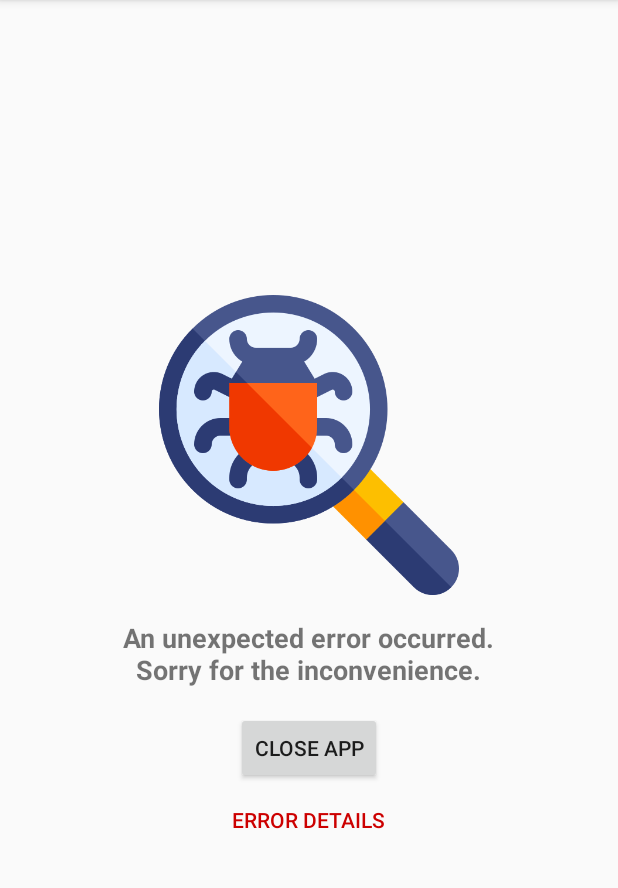
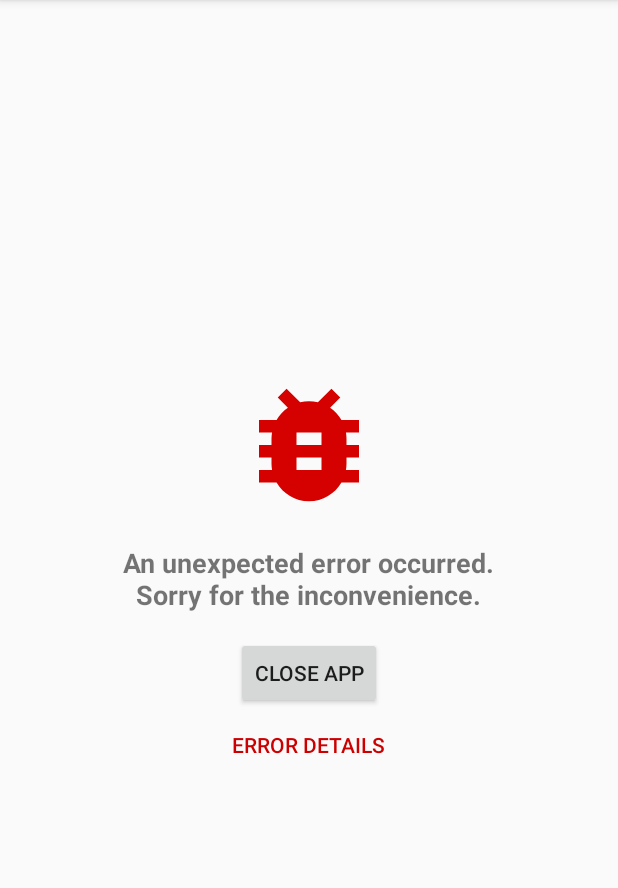
Before and after one commit to TutorialsAndroid/crashx, an Android app: the DefaultErrorActivity screen opened directly, with no data from a screen before it, on a phone screen of 412 x 824 dp, the part 84-972 px from its top. Run offline under Robolectric (Android 15) with nearby library versions, the phone set to English and light mode, and no system bars; 2 statements that could not run were skipped.

Commit message:
Initial Commit

```diff
--- a/library/build.gradle
+++ b/library/build.gradle
@@ -10,8 +10,8 @@ android {
     defaultConfig {
         minSdkVersion 15
         targetSdkVersion 28
-        versionCode 1
-        versionName "1.0-SNAPSHOT"
+        versionCode 2
+        versionName "15.4.19"
     }
 	buildTypes {
         release {
--- a/library/src/main/java/com/kinda/crash/CrashActivity.java
+++ b/library/src/main/java/com/kinda/crash/CrashActivity.java
@@ -55,7 +55,6 @@ public final class CrashActivity {
     private static final String SHARED_PREFERENCES_FIELD_TIMESTAMP = "last_crash_timestamp";
 
     //Internal variables
-    @SuppressLint("StaticFieldLeak") //This is an application-wide component
     private static Application application;
     private static CrashConfig config = new CrashConfig();
     private static final Deque<String> activityLog = new ArrayDeque<>(MAX_ACTIVITIES_IN_LOG);
--- /dev/null
+++ b/library/src/main/res/drawable/crash_ic_bug_report.xml
@@ -0,0 +1,5 @@
+<vector android:height="24dp" android:tint="#D50000"
+    android:viewportHeight="24.0" android:viewportWidth="24.0"
+    android:width="24dp" xmlns:android="http://schemas.android.com/apk/res/android">
+    <path android:fillColor="#D50000" android:pathData="M20,8h-2.81c-0.45,-0.78 -1.07,-1.45 -1.82,-1.96L17,4.41 15.59,3l-2.17,2.17C12.96,5.06 12.49,5 12,5c-0.49,0 -0.96,0.06 -1.41,0.17L8.41,3 7,4.41l1.62,1.63C7.88,6.55 7.26,7.22 6.81,8L4,8v2h2.09c-0.05,0.33 -0.09,0.66 -0.09,1v1L4,12v2h2v1c0,0.34 0.04,0.67 0.09,1L4,16v2h2.81c1.04,1.79 2.97,3 5.19,3s4.15,-1.21 5.19,-3L20,18v-2h-2.09c0.05,-0.33 0.09,-0.66 0.09,-1v-1h2v-2h-2v-1c0,-0.34 -0.04,-0.67 -0.09,-1L20,10L20,8zM14,16h-4v-2h4v2zM14,12h-4v-2h4v2z"/>
+</vector>
--- a/library/src/main/res/layout/crash_default_error_activity.xml
+++ b/library/src/main/res/layout/crash_default_error_activity.xml
@@ -1,31 +1,30 @@
 <?xml version="1.0" encoding="utf-8"?>
 <RelativeLayout xmlns:android="http://schemas.android.com/apk/res/android"
-    xmlns:tools="http://schemas.android.com/tools"
     android:layout_width="match_parent"
     android:layout_height="match_parent"
     android:gravity="center">
 
     <ScrollView
         android:layout_width="match_parent"
-        android:layout_height="wrap_content"
-        tools:ignore="UselessParent">
+        android:layout_height="wrap_content">
 
         <LinearLayout
             android:layout_width="match_parent"
             android:layout_height="wrap_content"
             android:gravity="center"
             android:orientation="vertical"
-            android:paddingBottom="@dimen/customactivityoncrash_activity_vertical_margin"
             android:paddingLeft="@dimen/customactivityoncrash_activity_horizontal_margin"
+            android:paddingTop="@dimen/customactivityoncrash_activity_vertical_margin"
             android:paddingRight="@dimen/customactivityoncrash_activity_horizontal_margin"
-            android:paddingTop="@dimen/customactivityoncrash_activity_vertical_margin">
+            android:paddingBottom="@dimen/customactivityoncrash_activity_vertical_margin">
 
             <ImageView
                 android:id="@+id/crash_error_activity_image"
-                android:layout_width="200dp"
-                android:layout_height="200dp"
+                android:layout_width="100dp"
+                android:layout_height="100dp"
                 android:contentDescription="@null"
-                android:src="@drawable/buggy" />
+                android:scaleType="fitXY"
+                android:src="@drawable/crash_ic_bug_report" />
 
             <TextView
                 android:layout_width="wrap_content"
--- a/sample/build.gradle
+++ b/sample/build.gradle
@@ -7,8 +7,8 @@ android {
         applicationId "com.kinda.crash.sample"
         minSdkVersion 15
         targetSdkVersion 28
-        versionCode 1
-        versionName "1.0"
+        versionCode 2
+        versionName "15.4.19"
     }
     buildTypes {
         debug {
--- a/sample/src/main/res/layout/activity_custom_error.xml
+++ b/sample/src/main/res/layout/activity_custom_error.xml
@@ -23,10 +23,10 @@
 
             <ImageView
                 android:id="@+id/crash_error_activity_image"
-                android:layout_width="200dp"
-                android:layout_height="200dp"
+                android:layout_width="100dp"
+                android:layout_height="100dp"
                 android:contentDescription="@null"
-                android:src="@drawable/buggy" />
+                android:src="@drawable/crash_ic_bug_report" />
 
             <TextView
                 android:layout_width="wrap_content"
```
Also changed, not shown: library/src/main/res/drawable-hdpi/buggy.png (deleted), 2 other files.
